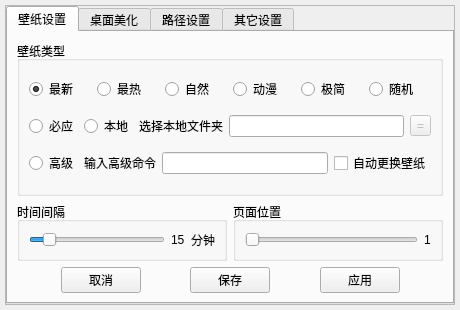
The window that src/dialog.ui (yjmthu/Neobox) describes before a commit, drawn with Qt 5.
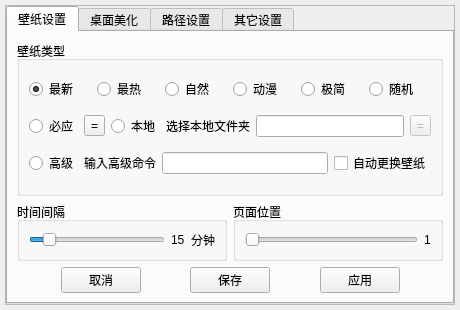
The same window after the commit. Icons and pictures are not drawn.

The edit to the form file:
```diff
--- a/src/dialog.ui
+++ b/src/dialog.ui
@@ -170,6 +170,16 @@
                  </property>
                 </widget>
                </item>
+               <item>
+                <widget class="QToolButton" name="toolButton">
+                 <property name="toolTip">
+                  <string>必应设置</string>
+                 </property>
+                 <property name="text">
+                  <string>=</string>
+                 </property>
+                </widget>
+               </item>
                <item>
                 <widget class="QRadioButton" name="rBtnNative">
                  <property name="toolTip">
```
Left out of the diff: 10 changed lines with no effect on the pictures.
